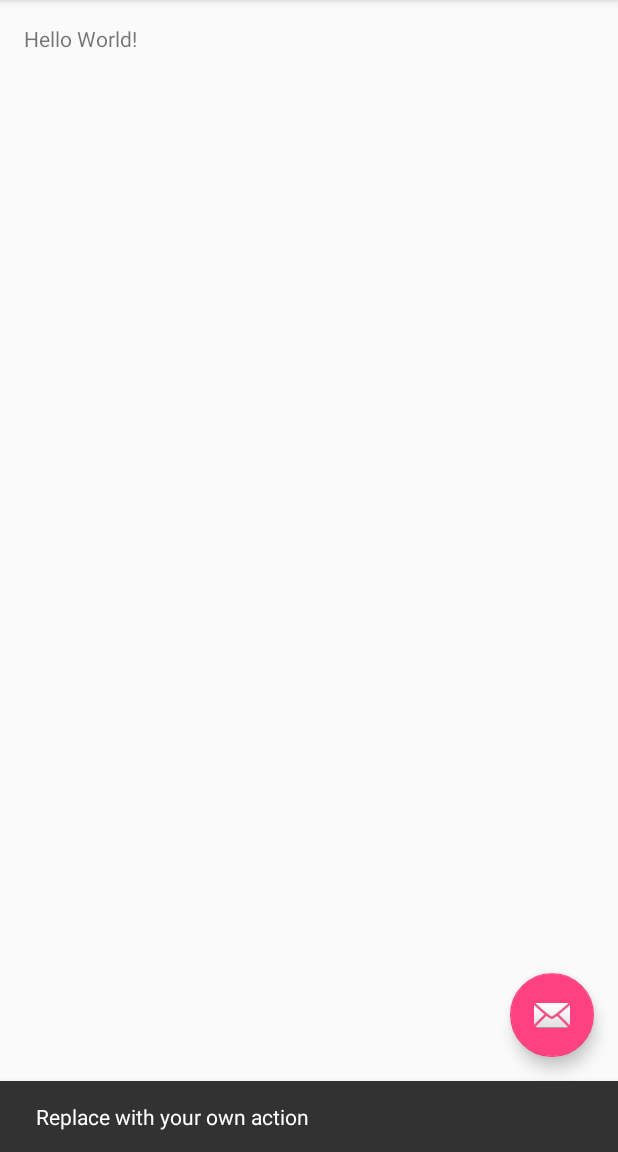
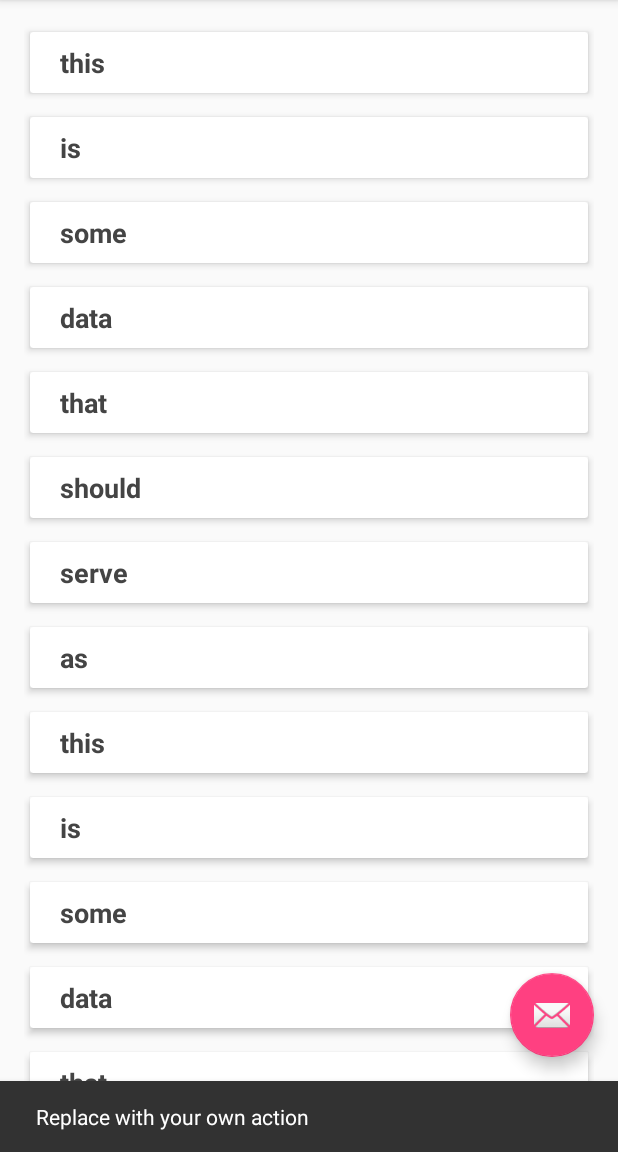
Before and after one commit to yrizk/nyu-professionsal-android-db, an Android app: the screen it shows after launch (MainActivity), after a tap on an icon or button, on a phone screen of 412 x 824 dp, the part 84-1236 px from its top. Run offline under Robolectric (Android 15) with nearby library versions, the phone set to English and light mode, and no system bars.

Commit message:
got stubbed data to show up in the listview

```diff
--- a/app/build.gradle
+++ b/app/build.gradle
@@ -24,6 +24,8 @@ dependencies {
     androidTestCompile('com.android.support.test.espresso:espresso-core:2.2.2', {
         exclude group: 'com.android.support', module: 'support-annotations'
     })
+    compile 'com.android.support:cardview-v7:25.0.+'
+    compile 'com.android.support:recyclerview-v7:25.0.+'
     compile 'com.android.support:appcompat-v7:25.3.1'
     compile 'com.android.support:design:25.3.1'
     testCompile 'junit:junit:4.12'
--- /dev/null
+++ b/app/src/main/java/com/rizk/androidclasscontacts/Contact.java
@@ -0,0 +1,34 @@
+package com.rizk.androidclasscontacts;
+
+import java.util.Random;
+
+/**
+ * Created by rizk on 4/9/17.
+ */
+
+public class Contact {
+
+    private String name;
+    private int id;
+    private String phoneNumber;
+    private static final Random ID_GENERATOR = new Random();
+
+    public static Contact create(String name, String digits) {
+        Contact contact = new Contact();
+        contact.name = name;
+        contact.phoneNumber = digits;
+        contact.id = ID_GENERATOR.nextInt();
+        return contact;
+    }
+
+    public String getName() {
+        return name;
+    }
+
+    public int getId() {
+        return id;
+    }
+
+
+
+}
--- /dev/null
+++ b/app/src/main/java/com/rizk/androidclasscontacts/ContactsAdapter.java
@@ -0,0 +1,48 @@
+package com.rizk.androidclasscontacts;
+
+import android.support.v7.widget.RecyclerView;
+import android.view.LayoutInflater;
+import android.view.View;
+import android.view.ViewGroup;
+import android.widget.TextView;
+
+/**
+ * Created by rizk on 4/10/17.
+ */
+public class ContactsAdapter extends RecyclerView.Adapter<ContactsAdapter.ContactViewHolder> {
+
+    private String[] data = new String[]{"this", "is", "some", "data", "that", "should", "serve", "as", "dummy"};
+
+    @Override
+    public ContactViewHolder onCreateViewHolder(ViewGroup parent, int viewType) {
+        View rowView = LayoutInflater.from(parent.getContext()).inflate(R.layout.row_layout,parent,false);
+        return new ContactViewHolder(rowView);
+    }
+
+    @Override
+    public void onBindViewHolder(ContactViewHolder holder, int position) {
+        holder.bind(data[position % (data.length - 1)], null);
+    }
+
+    @Override
+    public int getItemCount() {
+        return data.length * 2;
+    }
+
+    class ContactViewHolder extends RecyclerView.ViewHolder {
+        protected TextView textView;
+
+        public ContactViewHolder(View view) {
+            super(view);
+            this.textView = (TextView) view.findViewById(R.id.title);
+        }
+
+        void bind(String name, String phoneNumber) {
+            textView.setText(name);
+        }
+
+        void unbind() {
+            textView.setText("");
+        }
+    }
+}
--- a/app/src/main/java/com/rizk/androidclasscontacts/MainActivity.java
+++ b/app/src/main/java/com/rizk/androidclasscontacts/MainActivity.java
@@ -4,12 +4,16 @@ import android.os.Bundle;
 import android.support.design.widget.FloatingActionButton;
 import android.support.design.widget.Snackbar;
 import android.support.v7.app.AppCompatActivity;
+import android.support.v7.widget.LinearLayoutManager;
+import android.support.v7.widget.RecyclerView;
 import android.support.v7.widget.Toolbar;
 import android.view.View;
 import android.view.Menu;
 import android.view.MenuItem;
 
 public class MainActivity extends AppCompatActivity {
+
+    private RecyclerView contactRecyclerView;
 
     @Override
     protected void onCreate(Bundle savedInstanceState) {
@@ -26,6 +30,10 @@ public class MainActivity extends AppCompatActivity {
                         .setAction("Action", null).show();
             }
         });
+
+        contactRecyclerView = (RecyclerView) findViewById(R.id.recycler_view);
+        contactRecyclerView.setAdapter(new ContactsAdapter());
+        contactRecyclerView.setLayoutManager(new LinearLayoutManager(this,LinearLayoutManager.VERTICAL, false));
     }
 
     @Override
--- a/app/src/main/res/layout/content_main.xml
+++ b/app/src/main/res/layout/content_main.xml
@@ -14,8 +14,11 @@
     tools:context="com.rizk.androidclasscontacts.MainActivity"
     tools:showIn="@layout/activity_main">
 
-    <TextView
-        android:layout_width="wrap_content"
-        android:layout_height="wrap_content"
-        android:text="Hello World!"/>
+    <android.support.v7.widget.RecyclerView
+        android:id="@+id/recycler_view"
+        android:layout_width="match_parent"
+        android:layout_height="match_parent"
+        android:layout_centerInParent="true"/>
+
+
 </RelativeLayout>
--- /dev/null
+++ b/app/src/main/res/layout/row_layout.xml
@@ -0,0 +1,39 @@
+<?xml version="1.0" encoding="utf-8"?>
+<android.support.v7.widget.CardView
+    xmlns:android="http://schemas.android.com/apk/res/android"
+    xmlns:cardview="http://schemas.android.com/apk/res-auto"
+    android:layout_width="match_parent"
+    android:layout_height="wrap_content"
+    android:layout_marginBottom="5dp"
+    cardview:cardCornerRadius="2dp"
+    cardview:cardElevation="3dp"
+    cardview:cardUseCompatPadding="true">
+
+    <RelativeLayout
+        android:layout_width="match_parent"
+        android:layout_height="wrap_content">
+
+        <!--<ImageView-->
+            <!--android:id="@+id/thumbnail"-->
+            <!--android:layout_width="match_parent"-->
+            <!--android:layout_height="180dp"-->
+            <!--android:layout_alignParentTop="true"-->
+            <!--android:scaleType="centerCrop"-->
+            <!--android:src="@drawable/placeholder"/>-->
+        <!--android:layout_below="@+id/thumbnail"-->
+
+        <TextView
+            android:id="@+id/title"
+            android:layout_width="match_parent"
+            android:layout_height="wrap_content"
+            android:layout_centerVertical="true"
+            android:layout_marginLeft="12dp"
+            android:maxLines="3"
+            android:padding="8dp"
+            android:textAppearance="@style/TextAppearance.AppCompat.Headline"
+            android:textColor="#444"
+            android:textSize="18dp"
+            android:textStyle="bold"/>
+
+    </RelativeLayout>
+</android.support.v7.widget.CardView>
```
